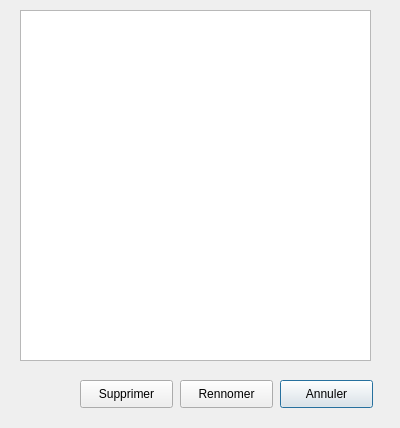
Before: the Qt Designer form Minifier/manageprofil.ui in Minifier/Minifier, drawn with Qt 5.
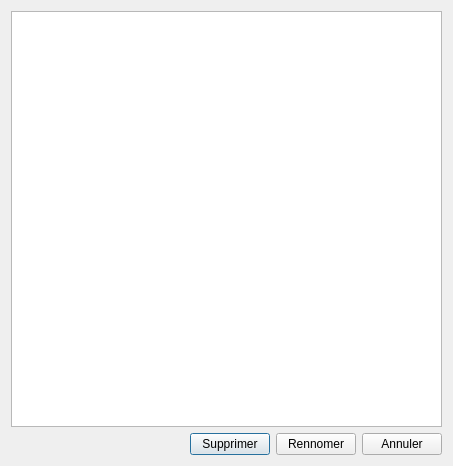
After: the same form once the commit is applied.

What changed in the file:
```diff
--- a/Minifier/manageprofil.ui
+++ b/Minifier/manageprofil.ui
@@ -6,62 +6,56 @@
    <rect>
     <x>0</x>
     <y>0</y>
-    <width>400</width>
-    <height>428</height>
+    <width>453</width>
+    <height>466</height>
    </rect>
   </property>
   <property name="windowTitle">
    <string>Dialog</string>
   </property>
-  <widget class="QListWidget" name="listProfils">
-   <property name="geometry">
-    <rect>
-     <x>20</x>
-     <y>10</y>
-     <width>351</width>
-     <height>351</height>
-    </rect>
-   </property>
-  </widget>
-  <widget class="QPushButton" name="cancelBtn">
-   <property name="geometry">
-    <rect>
-     <x>280</x>
-     <y>380</y>
-     <width>93</width>
-     <height>28</height>
-    </rect>
-   </property>
-   <property name="text">
-    <string>Annuler</string>
-   </property>
-  </widget>
-  <widget class="QPushButton" name="renameBtn">
-   <property name="geometry">
-    <rect>
-     <x>180</x>
-     <y>380</y>
-     <width>93</width>
-     <height>28</height>
-    </rect>
-   </property>
-   <property name="text">
-    <string>Rennomer</string>
-   </property>
-  </widget>
-  <widget class="QPushButton" name="deleteBtn">
-   <property name="geometry">
-    <rect>
-     <x>80</x>
-     <y>380</y>
-     <width>93</width>
-     <height>28</height>
-    </rect>
-   </property>
-   <property name="text">
-    <string>Supprimer</string>
-   </property>
-  </widget>
+  <layout class="QVBoxLayout" name="verticalLayout">
+   <item>
+    <widget class="QListWidget" name="listProfils"/>
+   </item>
+   <item>
+    <layout class="QHBoxLayout" name="horizontalLayout">
+     <item>
+      <spacer name="horizontalSpacer">
+       <property name="orientation">
+        <enum>Qt::Horizontal</enum>
+       </property>
+       <property name="sizeHint" stdset="0">
+        <size>
+         <width>40</width>
+         <height>20</height>
+        </size>
+       </property>
+      </spacer>
+     </item>
+     <item>
+      <widget class="QPushButton" name="deleteBtn">
+       <property name="text">
+        <string>Supprimer</string>
+       </property>
+      </widget>
+     </item>
+     <item>
+      <widget class="QPushButton" name="renameBtn">
+       <property name="text">
+        <string>Rennomer</string>
+       </property>
+      </widget>
+     </item>
+     <item>
+      <widget class="QPushButton" name="cancelBtn">
+       <property name="text">
+        <string>Annuler</string>
+       </property>
+      </widget>
+     </item>
+    </layout>
+   </item>
+  </layout>
  </widget>
  <resources/>
  <connections/>
```
